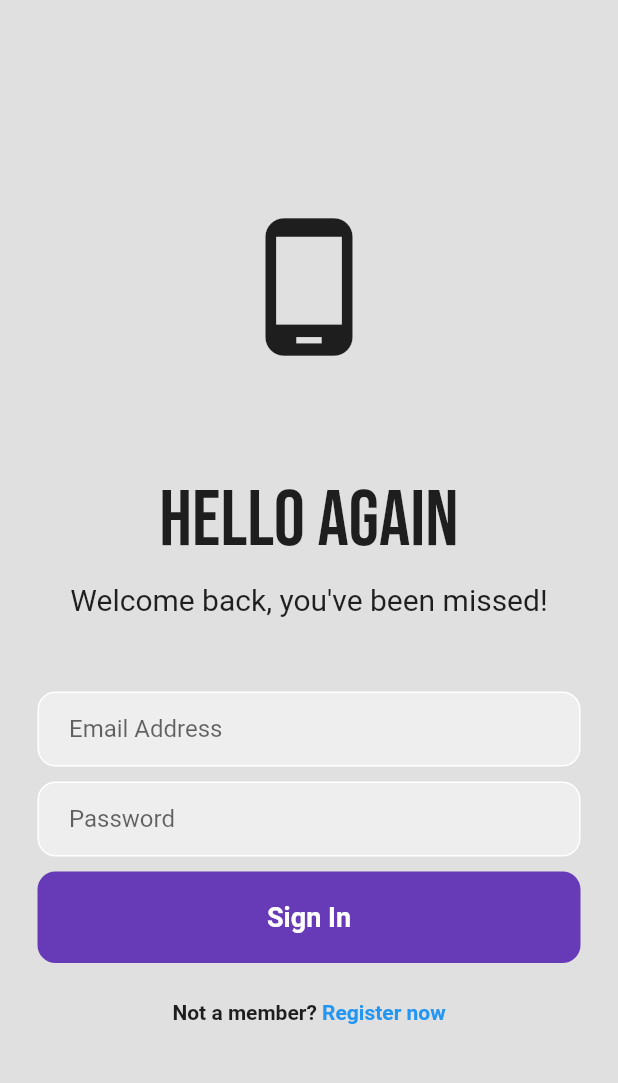
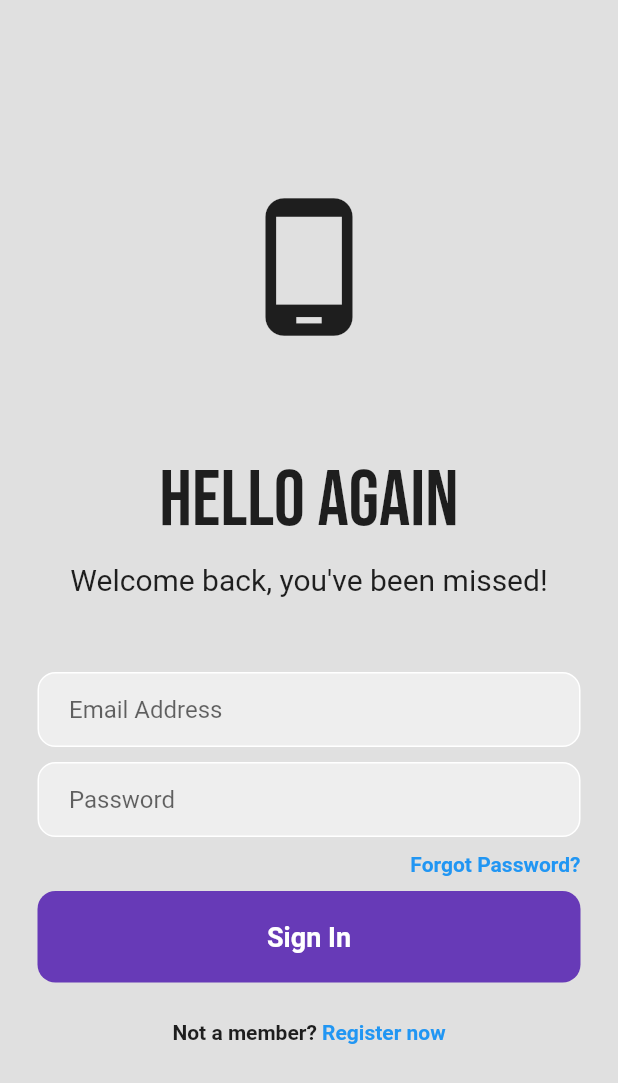
Before and after one commit to ulfetalhussaini/login_flutter, a Flutter app: the screen it shows after launch, on a phone screen of 412 x 824 dp. Shown: the top 1083 px of the screen. Run offline on Flutter 3.47's test engine with Material 2 defaults, Android fonts, the phone set to English and light mode, and no system bars; our stand-ins replace firebase_auth, firebase_core, google_fonts; accounts and stored records are empty.

Commit message:
reset password

```diff
--- a/lib/pages/login_page.dart
+++ b/lib/pages/login_page.dart
@@ -1,6 +1,8 @@
 import 'package:firebase_auth/firebase_auth.dart';
 import 'package:flutter/material.dart';
 import 'package:google_fonts/google_fonts.dart';
+
+import 'forgot_pw_page.dart';
 
 class LoginPage extends StatefulWidget {
   final VoidCallback showRegisterPage;
@@ -103,6 +105,35 @@
                     ),
                   ),
                 ),
+
+                SizedBox(height: 10),
+
+                Padding(
+                  padding: const EdgeInsets.symmetric(horizontal: 25.0),
+                  child: Row(
+                    mainAxisAlignment: MainAxisAlignment.end,
+                    children: [
+                      GestureDetector(
+                        onTap: () {
+                          Navigator.push(
+                            context,
+                            MaterialPageRoute(builder: (context) {
+                              return ForgotPasswordPage();
+                            },),
+                          );
+                },
+                        child: Text(
+                          'Forgot Password?',
+                          style: TextStyle(
+                            color: Colors.blue,
+                            fontWeight: FontWeight.bold,
+                          ),
+                        ),
+                      ),
+                    ],
+                  ),
+                ),
+
                 SizedBox(height: 10),
 
                 // sign in button
```
Also changed, not shown: lib/pages/forgot_pw_page.dart (added, +90 -0 lines).
